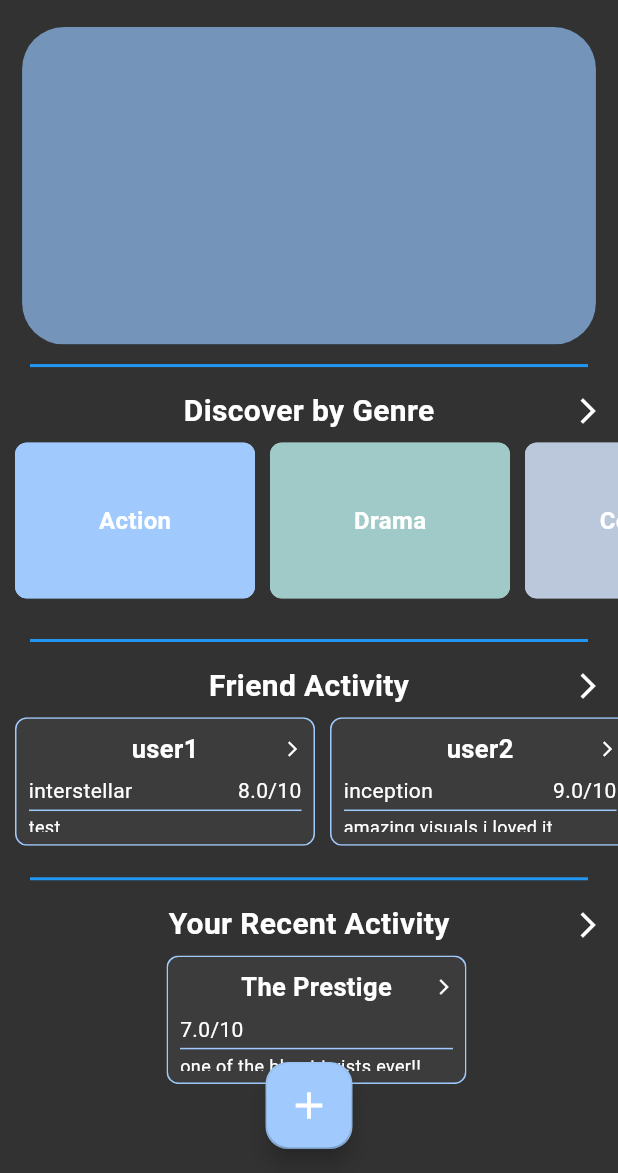
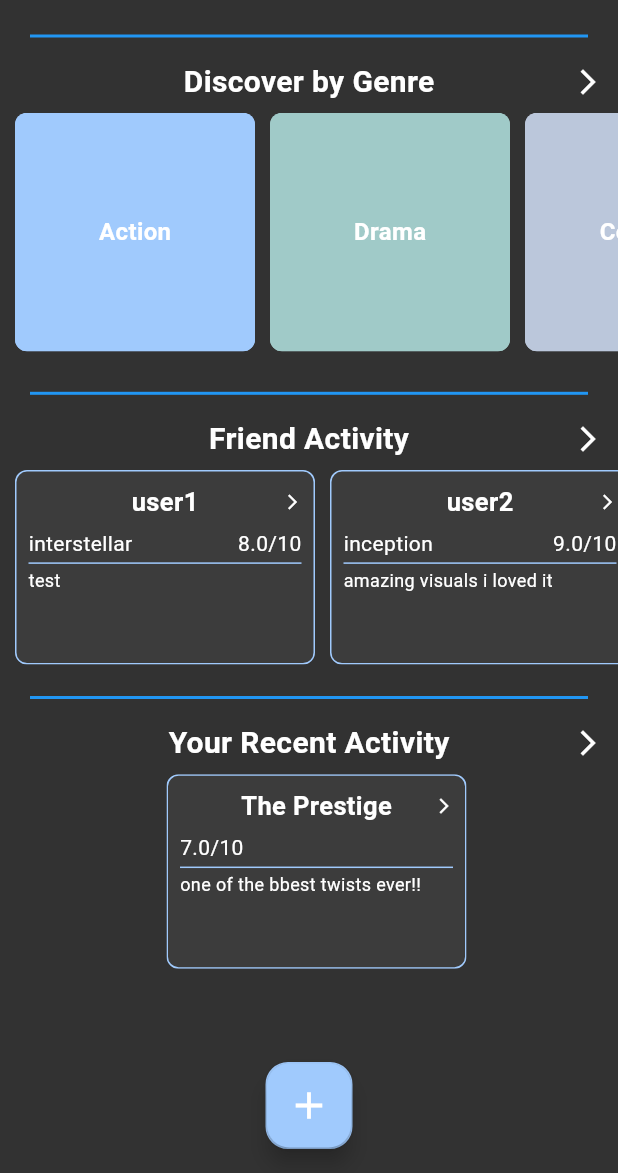
Before and after one commit to 5321Asher/FilmStock, a Flutter app: the screen it shows after launch, on a phone screen of 412 x 824 dp, the part 63-1236 px from its top. Run offline on Flutter 3.47's test engine with Material 3 defaults, Android fonts, the phone set to English and light mode, and no system bars.

Commit message:
redesigned homepage with dynamic sizes

```diff
--- a/lib/main.dart
+++ b/lib/main.dart
@@ -87,7 +87,6 @@ class MyHomePage extends StatefulWidget {
 }
 
 class _MyHomePageState extends State<MyHomePage> {
-  final CarouselController controller = CarouselController(initialItem: 2);
 
   @override
   Widget build(BuildContext context) {
@@ -315,24 +314,6 @@ class _MyHomePageState extends State<MyHomePage> {
       body: SafeArea(
         child: Column(
           children: [
-            Flexible(
-              flex: 9,
-              child: AspectRatio(
-                aspectRatio: 16 / 9,
-                child: CarouselView(
-                  controller: controller,
-                  itemSnapping: true,
-                  itemExtent: double.infinity,
-                  children: List<Widget>.generate(4, (int index) {
-                    return ColoredBox(
-                      color: primary.withOpacity(
-                        0.3 + 0.2 * index,
-                      ), // themed color
-                    );
-                  }),
-                ),
-              ),
-            ),
             Divider(
               height: 20,
               thickness: 2,
@@ -890,6 +871,3 @@ class ExpandedListTile extends StatelessWidget {
     );
   }
 }
-
-// Apply similar changes to HomePageFriendCard, HomePageRecentActivity, etc.
-// Use Theme.of(context) for colors instead of hardcoded values.
```
